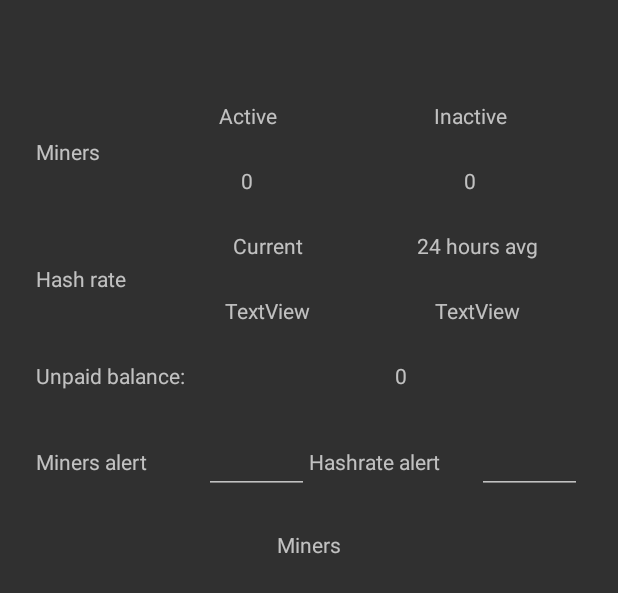
After one commit to Garin-IE/MiningMonitor, an Android app: the layout advanced_pool_view.xml on its own in the app's theme, with its tools: preview values and no code run, on a phone screen of 412 x 824 dp. The commit adds this screen. Shown: the top 593 px of the screen. Run offline under Robolectric (Android 15) with nearby library versions, the phone set to English and light mode, and no system bars.

Commit message:
Добавлены карточки расширенного просмотра элементов.

```diff
--- a/app/src/main/AndroidManifest.xml
+++ b/app/src/main/AndroidManifest.xml
@@ -1,4 +1,4 @@
-<?xml version="1.0" encoding="utf-8"?>
+<?xml version="0.4" encoding="utf-8"?>
 <manifest xmlns:android="http://schemas.android.com/apk/res/android"
     package="com.mrgarin.mininmonitor">
 
--- a/app/src/main/java/com/mrgarin/mininmonitor/BTCcom/BTCcomSubAccountList.java
+++ b/app/src/main/java/com/mrgarin/mininmonitor/BTCcom/BTCcomSubAccountList.java
@@ -79,7 +79,7 @@ public class BTCcomSubAccountList extends DialogFragment {
         //puidNames = new ArrayList<>();
         puidList = new ArrayList<>();
         adapter = new Adapter(getContext(), puidList);
-        recyclerView.addItemDecoration(new PoolsViewOffsetDecoration(20));
+        recyclerView.addItemDecoration(new PoolsViewOffsetDecoration(50));
         recyclerView.setAdapter(adapter);
         recyclerView.setLayoutManager(new LinearLayoutManager(getContext()));
         return v;
--- a/app/src/main/java/com/mrgarin/mininmonitor/Data/BasicPoolElement.java
+++ b/app/src/main/java/com/mrgarin/mininmonitor/Data/BasicPoolElement.java
@@ -19,7 +19,7 @@ public class BasicPoolElement {
     @JsonIgnore
     protected float avgHashRate;
     @JsonIgnore
-    protected double balance;
+    protected float balance;
     protected String poolName;
     @JsonIgnore
     protected int activeWorkers;
@@ -48,11 +48,11 @@ public class BasicPoolElement {
         }
     }
 
-    public double getBalance() {
+    public float getBalance() {
         return balance;
     }
 
-    public void setBalance(double balance) {
+    public void setBalance(float balance) {
         if (balance >= 0) {
             this.balance = balance;
         }
--- a/app/src/main/java/com/mrgarin/mininmonitor/Data/PoolsListUpdater.java
+++ b/app/src/main/java/com/mrgarin/mininmonitor/Data/PoolsListUpdater.java
@@ -42,6 +42,10 @@ public class PoolsListUpdater extends AsyncTask<List<BasicPoolElement>, Void, Li
                             pools.get(i).setAvgHashRate(tempElement.getAvgHashRate());
                             pools.get(i).setActiveWorkers(tempElement.getWorkersActive());
                             pools.get(i).setInActiveWorkers(tempElement.getWorkersInActive());
+                            btcComApiDataCall = new BTCcomLoader().getBtcComApi().getEarnStats(element.getAccess_key(), element.getPuid());
+                            tempElement = btcComApiDataCall.execute().body();
+                            pools.get(i).setBalance(tempElement.getUnpaidBalance()/100000000);
+                            //Log.d("myLogs", String.valueOf(tempElement.getUnpaidBalance()/100000000));
                         }catch (Exception e) {
                             e.printStackTrace();
                             Log.d("myLogs", "error in async: " + e.toString());
@@ -57,6 +61,7 @@ public class PoolsListUpdater extends AsyncTask<List<BasicPoolElement>, Void, Li
                             pools.get(i).setActiveWorkers(tempElement.getActiveWorkers());
                             pools.get(i).setCurrentHashRate(tempElement.getCurrentHashRate());
                             pools.get(i).setAvgHashRate(tempElement.getAvgHashRate());
+                            pools.get(i).setBalance(tempElement.getUnpaid());
                         }catch (Exception e) {
                             e.printStackTrace();
                         }
--- a/app/src/main/java/com/mrgarin/mininmonitor/Interfaces/BTCComApi.java
+++ b/app/src/main/java/com/mrgarin/mininmonitor/Interfaces/BTCComApi.java
@@ -4,6 +4,7 @@ import com.mrgarin.mininmonitor.BTCcom.BTCComApiData;
 import com.mrgarin.mininmonitor.BTCcom.BTCComApiDataList;
 
 import retrofit2.Call;
+import retrofit2.Callback;
 import retrofit2.http.GET;
 import retrofit2.http.Query;
 
@@ -14,4 +15,7 @@ public interface BTCComApi {
 
     @GET("account/sub-account/list")
     Call<BTCComApiDataList> getSubAccountList(@Query("access_key") String access_key);
+
+    @GET("account/earn-stats")
+    Call<BTCComApiData> getEarnStats(@Query("access_key") String access_key, @Query("puid") String puid);
 }
--- /dev/null
+++ b/app/src/main/java/com/mrgarin/mininmonitor/Interfaces/OnAdvanceElementShow.java
@@ -0,0 +1,5 @@
+package com.mrgarin.mininmonitor.Interfaces;
+
+public interface OnAdvanceElementShow {
+    public void onAdvanceElementShow(int i);
+}
--- a/app/src/main/java/com/mrgarin/mininmonitor/aplication/AppConfig.java
+++ b/app/src/main/java/com/mrgarin/mininmonitor/aplication/AppConfig.java
@@ -8,4 +8,8 @@ public class AppConfig {
     public static final String baseurl_ethermineorg = "https://api.ethermine.org";
 
     /******************************** end of Basses URL's ***************************************/
+
+    /******************************** Debug options *********************************************/
+    public static final boolean write_debug_save_on_sd = true;
+    /******************************** end of debug options***************************************/
 }
--- /dev/null
+++ b/app/src/main/res/layout/advanced_pool_view.xml
@@ -0,0 +1,247 @@
+<?xml version="1.0" encoding="utf-8"?>
+<android.support.constraint.ConstraintLayout xmlns:android="http://schemas.android.com/apk/res/android"
+    xmlns:app="http://schemas.android.com/apk/res-auto"
+    xmlns:tools="http://schemas.android.com/tools"
+    android:layout_width="match_parent"
+    android:layout_height="match_parent">
+
+    <TextView
+        android:id="@+id/advancedPoolview_poolTitle"
+        android:layout_width="363dp"
+        android:layout_height="wrap_content"
+        android:layout_marginStart="24dp"
+        android:layout_marginTop="24dp"
+        android:layout_marginEnd="24dp"
+        android:textAlignment="center"
+        app:layout_constraintEnd_toEndOf="parent"
+        app:layout_constraintStart_toStartOf="parent"
+        app:layout_constraintTop_toTopOf="parent" />
+
+    <TextView
+        android:id="@+id/textView8"
+        android:layout_width="0dp"
+        android:layout_height="wrap_content"
+        android:layout_marginStart="24dp"
+        android:layout_marginTop="24dp"
+        android:text="Miners"
+        android:textAlignment="center"
+        app:layout_constraintBottom_toTopOf="@+id/advancedPoolview_activeMiners"
+        app:layout_constraintStart_toStartOf="parent"
+        app:layout_constraintTop_toTopOf="@+id/textView9" />
+
+    <TextView
+        android:id="@+id/textView9"
+        android:layout_width="0dp"
+        android:layout_height="wrap_content"
+        android:layout_marginStart="24dp"
+        android:layout_marginTop="24dp"
+        android:text="Active"
+        android:textAlignment="center"
+        app:layout_constraintEnd_toStartOf="@+id/textView10"
+        app:layout_constraintHorizontal_bias="0.5"
+        app:layout_constraintStart_toEndOf="@+id/textView8"
+        app:layout_constraintTop_toBottomOf="@+id/advancedPoolview_poolTitle" />
+
+    <TextView
+        android:id="@+id/textView10"
+        android:layout_width="0dp"
+        android:layout_height="wrap_content"
+        android:layout_marginTop="24dp"
+        android:layout_marginEnd="24dp"
+        android:text="Inactive"
+        android:textAlignment="center"
+        app:layout_constraintEnd_toEndOf="parent"
+        app:layout_constraintHorizontal_bias="0.5"
+        app:layout_constraintStart_toEndOf="@+id/textView9"
+        app:layout_constraintTop_toBottomOf="@+id/advancedPoolview_poolTitle" />
+
+    <TextView
+        android:id="@+id/advancedPoolview_activeMiners"
+        android:layout_width="0dp"
+        android:layout_height="wrap_content"
+        android:layout_marginStart="24dp"
+        android:layout_marginTop="24dp"
+        android:text="0"
+        android:textAlignment="center"
+        app:layout_constraintEnd_toStartOf="@+id/advancedPoolview_inActiveMiners"
+        app:layout_constraintHorizontal_bias="0.5"
+        app:layout_constraintStart_toEndOf="@+id/textView8"
+        app:layout_constraintTop_toBottomOf="@+id/textView9" />
+
+    <TextView
+        android:id="@+id/advancedPoolview_inActiveMiners"
+        android:layout_width="0dp"
+        android:layout_height="wrap_content"
+        android:layout_marginTop="24dp"
+        android:layout_marginEnd="24dp"
+        android:text="0"
+        android:textAlignment="center"
+        app:layout_constraintEnd_toEndOf="parent"
+        app:layout_constraintHorizontal_bias="0.5"
+        app:layout_constraintStart_toEndOf="@+id/advancedPoolview_activeMiners"
+        app:layout_constraintTop_toBottomOf="@+id/textView10" />
+
+    <TextView
+        android:id="@+id/textView17"
+        android:layout_width="wrap_content"
+        android:layout_height="wrap_content"
+        android:layout_marginStart="24dp"
+        android:layout_marginTop="24dp"
+        android:text="Unpaid balance:"
+        app:layout_constraintEnd_toStartOf="@+id/advancedPoolview_unpaidBalance"
+        app:layout_constraintHorizontal_bias="0.0"
+        app:layout_constraintStart_toStartOf="parent"
+        app:layout_constraintTop_toBottomOf="@+id/advancedPoolview_currentHashrate" />
+
+    <TextView
+        android:id="@+id/advancedPoolview_unpaidBalance"
+        android:layout_width="0dp"
+        android:layout_height="wrap_content"
+        android:layout_marginTop="24dp"
+        android:gravity="center_horizontal"
+        android:text="0"
+        android:textAlignment="center"
+        app:layout_constraintEnd_toEndOf="parent"
+        app:layout_constraintHorizontal_bias="0.5"
+        app:layout_constraintStart_toEndOf="@+id/textView17"
+        app:layout_constraintTop_toBottomOf="@+id/advancedPoolview_avgHashrate" />
+
+    <TextView
+        android:id="@+id/textView4"
+        android:layout_width="wrap_content"
+        android:layout_height="wrap_content"
+        android:layout_marginStart="24dp"
+        android:layout_marginTop="24dp"
+        android:layout_marginEnd="24dp"
+        android:text="Miners"
+        android:textAlignment="center"
+        app:layout_constraintEnd_toEndOf="parent"
+        app:layout_constraintStart_toStartOf="parent"
+        app:layout_constraintTop_toBottomOf="@+id/advancedPoolview_minersAlert" />
+
+    <android.support.v7.widget.RecyclerView
+        android:id="@+id/advancedPoolview_rvMiners"
+        android:layout_width="0dp"
+        android:layout_height="0dp"
+        android:layout_marginStart="24dp"
+        android:layout_marginTop="24dp"
+        android:layout_marginEnd="24dp"
+        app:layout_constraintEnd_toEndOf="parent"
+        app:layout_constraintHorizontal_bias="0.0"
+        app:layout_constraintStart_toStartOf="parent"
+        app:layout_constraintTop_toBottomOf="@+id/textView4" />
+
+    <TextView
+        android:id="@+id/textView5"
+        android:layout_width="0dp"
+        android:layout_height="wrap_content"
+        android:layout_marginStart="24dp"
+        android:text="Miners alert"
+        app:layout_constraintBaseline_toBaselineOf="@+id/advancedPoolview_minersAlert"
+        app:layout_constraintEnd_toStartOf="@+id/advancedPoolview_minersAlert"
+        app:layout_constraintStart_toStartOf="parent" />
+
+    <TextView
+        android:id="@+id/textView6"
+        android:layout_width="0dp"
+        android:layout_height="wrap_content"
+        android:text="Hashrate alert"
+        app:layout_constraintBaseline_toBaselineOf="@+id/advancedPoolview_hashrateAlert"
+        app:layout_constraintEnd_toStartOf="@+id/advancedPoolview_hashrateAlert"
+        app:layout_constraintHorizontal_bias="0.5"
+        app:layout_constraintStart_toEndOf="@+id/advancedPoolview_minersAlert" />
+
+    <EditText
+        android:id="@+id/advancedPoolview_minersAlert"
+        android:layout_width="70dp"
+        android:layout_height="wrap_content"
+        android:layout_marginTop="24dp"
+        android:ems="10"
+        android:inputType="number"
+        android:textAlignment="viewStart"
+        app:layout_constraintEnd_toStartOf="@+id/textView6"
+        app:layout_constraintHorizontal_bias="0.5"
+        app:layout_constraintStart_toEndOf="@+id/textView5"
+        app:layout_constraintTop_toBottomOf="@+id/advancedPoolview_unpaidBalance" />
+
+    <EditText
+        android:id="@+id/advancedPoolview_hashrateAlert"
+        android:layout_width="70dp"
+        android:layout_height="wrap_content"
+        android:layout_marginTop="24dp"
+        android:layout_marginEnd="24dp"
+        android:ems="10"
+        android:inputType="numberDecimal"
+        app:layout_constraintEnd_toEndOf="parent"
+        app:layout_constraintHorizontal_bias="0.5"
+        app:layout_constraintStart_toEndOf="@+id/textView6"
+        app:layout_constraintTop_toBottomOf="@+id/advancedPoolview_unpaidBalance" />
+
+    <TextView
+        android:id="@+id/textView7"
+        android:layout_width="wrap_content"
+        android:layout_height="wrap_content"
+        android:layout_marginStart="24dp"
+        android:layout_marginTop="8dp"
+        android:layout_marginBottom="8dp"
+        android:text="TextView"
+        app:layout_constraintBottom_toBottomOf="@+id/advancedPoolview_currentHashrate"
+        app:layout_constraintStart_toStartOf="parent"
+        app:layout_constraintTop_toTopOf="@+id/textView11"
+        tools:text="Hash rate" />
+
+    <TextView
+        android:id="@+id/textView11"
+        android:layout_width="0dp"
+        android:layout_height="wrap_content"
+        android:layout_marginStart="24dp"
+        android:layout_marginTop="24dp"
+        android:text="TextView"
+        android:textAlignment="center"
+        app:layout_constraintEnd_toStartOf="@+id/textView12"
+        app:layout_constraintHorizontal_bias="0.5"
+        app:layout_constraintStart_toEndOf="@+id/textView7"
+        app:layout_constraintTop_toBottomOf="@+id/advancedPoolview_activeMiners"
+        tools:text="Current" />
+
+    <TextView
+        android:id="@+id/textView12"
+        android:layout_width="0dp"
+        android:layout_height="wrap_content"
+        android:layout_marginTop="24dp"
+        android:layout_marginEnd="24dp"
+        android:text="TextView"
+        android:textAlignment="center"
+        app:layout_constraintEnd_toEndOf="parent"
+        app:layout_constraintHorizontal_bias="0.5"
+        app:layout_constraintStart_toEndOf="@+id/textView11"
+        app:layout_constraintTop_toBottomOf="@+id/advancedPoolview_inActiveMiners"
+        tools:text="24 hours avg" />
+
+    <TextView
+        android:id="@+id/advancedPoolview_currentHashrate"
+        android:layout_width="0dp"
+        android:layout_height="wrap_content"
+        android:layout_marginStart="24dp"
+        android:layout_marginTop="24dp"
+        android:text="TextView"
+        android:textAlignment="center"
+        app:layout_constraintEnd_toStartOf="@+id/advancedPoolview_avgHashrate"
+        app:layout_constraintHorizontal_bias="0.5"
+        app:layout_constraintStart_toEndOf="@+id/textView7"
+        app:layout_constraintTop_toBottomOf="@+id/textView11" />
+
+    <TextView
+        android:id="@+id/advancedPoolview_avgHashrate"
+        android:layout_width="0dp"
+        android:layout_height="wrap_content"
+        android:layout_marginTop="24dp"
+        android:layout_marginEnd="24dp"
+        android:text="TextView"
+        android:textAlignment="center"
+        app:layout_constraintEnd_toEndOf="parent"
+        app:layout_constraintHorizontal_bias="0.5"
+        app:layout_constraintStart_toEndOf="@+id/advancedPoolview_currentHashrate"
+        app:layout_constraintTop_toBottomOf="@+id/textView12" />
+
+</android.support.constraint.ConstraintLayout>
--- a/app/src/main/res/layout/btc_com_subaccount_list.xml
+++ b/app/src/main/res/layout/btc_com_subaccount_list.xml
@@ -9,7 +9,7 @@
         android:layout_height="wrap_content"
         android:text="Choice SubAccount"
         android:gravity="center_horizontal"
-        android:textSize="15dp"/>
+        android:textSize="25dp"/>
 
     <android.support.v7.widget.RecyclerView
         android:id="@+id/simple_rv_list"
--- a/app/src/main/res/layout/simple_list_item.xml
+++ b/app/src/main/res/layout/simple_list_item.xml
@@ -8,5 +8,5 @@
         android:layout_width="wrap_content"
         android:layout_height="wrap_content"
         android:text="TextView"
-        android:textSize="15dp"/>
+        android:textSize="25dp"/>
 </android.support.v7.widget.CardView>
```
Also changed, not shown: app/src/main/java/com/mrgarin/mininmonitor/Adapters/PoolsAdapter.java (+20 -2 lines), app/src/main/java/com/mrgarin/mininmonitor/AdvanceViewElementDialog.java (added, +120 -0 lines), app/src/main/java/com/mrgarin/mininmonitor/BTCcom/BTCComApiData.java (+11 -0 lines), app/src/main/java/com/mrgarin/mininmonitor/Data/BTCcomElement.java (+36 -0 lines), app/src/main/java/com/mrgarin/mininmonitor/Data/EthermineOrgApiData.java (+12 -0 lines), app/src/main/java/com/mrgarin/mininmonitor/Data/EthermineOrgElement.java (+21 -0 lines), app/src/main/java/com/mrgarin/mininmonitor/Data/PoolsInstanceState.java (+4 -4 lines), app/src/main/java/com/mrgarin/mininmonitor/MiningDashboard.java (+61 -4 lines), app/src/main/res/layout/pool_item.xml (+5 -12 lines).
